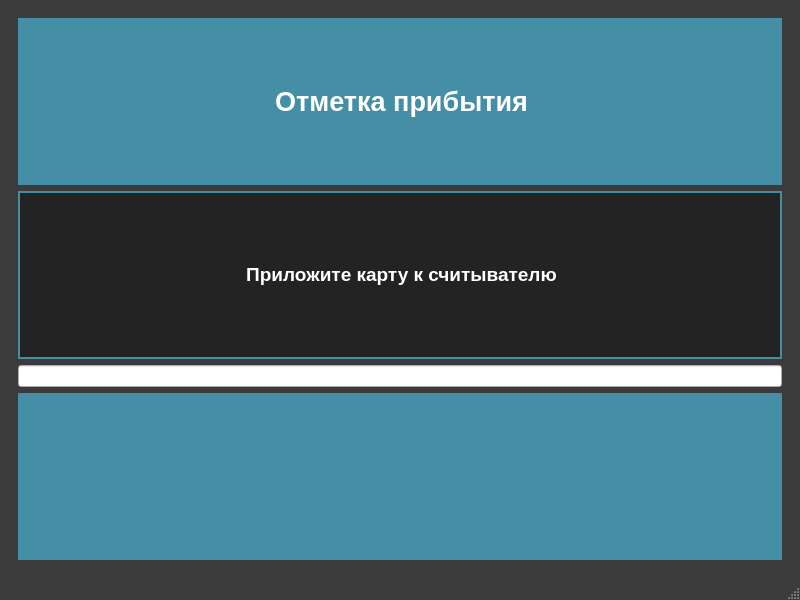
krsnvss/beetstock, file uis/arrivalPoint.ui: the form before one commit.
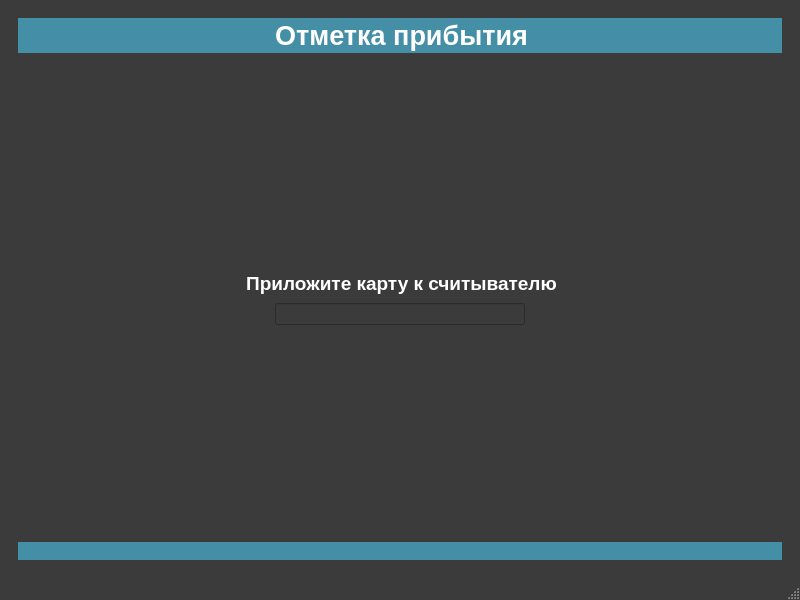
The form after the commit. Icons and pictures are not drawn.

Diff of the .ui file:
```diff
--- a/uis/arrivalPoint.ui
+++ b/uis/arrivalPoint.ui
@@ -26,149 +26,10 @@
 	color:#ffffff;
 	border-color:#ffffff;
 }
-QTableView{
-	background-color:#ffffff;
-	alternate-background-color:#e2e2e2;
-	color:#3a3b3a;
-	border-style:solid;
-	border-color:#ffffff;
-	border-width:0px;
-	selection-color:#ffffff;
-	selection-background-color:#54b0cb;
-}
-QHeaderView::section{
-    background-color:#448fa6;
-	color:#ffffff;
-	font:bold;
-	height:40px;
-	border: #ffffff;
-	border-style:solid;
-	border-width:0px;
-}
-QComboBox{
-	background-color:#ffffff;
-	border-style:solid;
-	border-width:2px;
-	border-color:#ffffff;
-	color:#3a3b3a;
-	width:50px;
-	height:30px;
-	font:bold;
-	padding-left:5px
-}
-QComboBox QAbstractItemView {
-	background-color:#ffffff;
-	color:#3a3b3a;
-    border: 2px solid #ffffff;
-	padding-left:2px;
-	padding-right:2px;
-	padding-top:2px;
-	padding-bottom:2px
-}
-QComboBox::drop-down {
-   width: 24px;
-   border: 2px;
-}
-QComboBox::down-arrow {
-    image: url(&quot;./res/if_chevron-left.png&quot;);
-    width: 16px;
-    height: 16px;
-}
-QComboBox::down-arrow::hover {
-    image: url(&quot;./res/if_chevron-down.png&quot;);
-    width: 16px;
-    height: 16px;
-}
-QDateEdit{
-	background-color:#ffffff;
-	border-style:solid;
-	border-width:2px;
-	border-color:#ffffff;
-	color:#3a3b3a;
-	width:150px;
-	height:30px;
-	font:bold;
-	padding-left:5px
-}
-QDateEdit QAbstractItemView {
-	background-color:#ffffff;
-	color:#3a3b3a;;
-}
-QDateEdit::drop-down {
-   width: 24px;
-   border: 2px;
-}
-QDateEdit::down-arrow {
-    image: url(&quot;./res/if_chevron-left.png&quot;);
-    width: 16px;
-    height: 16px;
-}
-QDateEdit::down-arrow::hover {
-    image: url(&quot;./res/if_chevron-down.png&quot;);
-    width: 16px;
-    height: 16px;
-}
-QMenuBar{
-	background-color:#3a3b3a;
-	color:#ffffff;
-	selection-color:#54b0cb;
-	font:bold
-}
-QMenuBar::item::selected{
-	background-color:#54b0cb;
-	color:#ffffff;
-	font:bold;
-	padding-left:2px
-}
 QToolBar{
 	background-color:#3a3b3a;
 	color:#ffffff;
 }
-QMenu {
-	background-color:#3a3b3a;
-	color:#ffffff;
-	font:bold;
-	padding-left:2px;
-}
-QMenu::hover {
-    background-color: #448fa6;
-    color:#3a3b3a;
-	font:bold
-}
-QMenu::item {
-    background-color:#3a3b3a;
-	color:#ffffff;
-}
-QMenu::item::selected{
-	background-color:#54b0cb;
-	color:#ffffff;
-	padding-left:10px;
-}
-QTabWidget{
-	background-color:#3a3b3a;
-	color:#ffffff;
-	border-color:#ffffff;
-}
-QTabBar::tab:right:selected{
-    background-color:#448fa6;
-	color:#ffffff;
-	font:bold;
-	height:60px;
-	width: 30px;
-	border: #448fa6;
-	border-style:solid;
-	border-width:2px;
-}
-QTabBar::tab:right:!selected{
-    background-color:#3a3b3a;
-	color:#ffffff;
-	font:bold;
-	height:60px;
-	width: 30px;
-	border: #448fa6;
-	border-style:solid;
-	border-width:2px;
-}
 QLabel{
 	background-color:#448fa6;
 	color:#ffffff;
@@ -177,40 +38,35 @@
 	border: #448fa6;
 	border-style:solid;
 	border-width:2px;
+}
+QLineEdit{
+	background-color:#3a3b3a;
+	color:#ffffff;
+	border-color:#3a3b3a;
 }</string>
   </property>
   <widget class="QWidget" name="centralwidget">
    <layout class="QHBoxLayout" name="horizontalLayout">
     <item>
      <widget class="QStackedWidget" name="stackedWidget">
+      <property name="styleSheet">
+       <string notr="true">QLabel{
+	background-color:rgb(255, 0, 0);
+	color:rgb(255, 255, 255);
+	font-weight:bold;
+	border-color:rgb(255, 0, 0);
+}</string>
+      </property>
       <property name="currentIndex">
        <number>0</number>
       </property>
       <widget class="QWidget" name="inputPage">
-       <layout class="QVBoxLayout" name="verticalLayout">
-        <item>
-         <widget class="QLabel" name="headerLabel">
-          <property name="text">
-           <string>&lt;html&gt;&lt;head/&gt;&lt;body&gt;&lt;p align=&quot;center&quot;&gt;&lt;span style=&quot; font-size:20pt; font-weight:600; color:#ffffff;&quot;&gt;Отметка прибытия&lt;/span&gt;&lt;/p&gt;&lt;/body&gt;&lt;/html&gt;</string>
-          </property>
-         </widget>
-        </item>
-        <item>
-         <widget class="QLabel" name="middleLabel">
-          <property name="styleSheet">
-           <string notr="true">QLabel{
-	background-color:rgb(35, 35, 35);
-	color:rgb(255, 255, 255);
-	font-weight:bold
-}</string>
-          </property>
-          <property name="text">
-           <string>&lt;html&gt;&lt;head/&gt;&lt;body&gt;&lt;p align=&quot;center&quot;&gt;&lt;span style=&quot; font-size:14pt;&quot;&gt;Приложите карту к считывателю&lt;/span&gt;&lt;/p&gt;&lt;/body&gt;&lt;/html&gt;</string>
-          </property>
-         </widget>
-        </item>
-        <item>
+       <layout class="QGridLayout" name="gridLayout">
+        <item row="3" column="1">
          <widget class="QLineEdit" name="rfidInput">
+          <property name="styleSheet">
+           <string notr="true"/>
+          </property>
           <property name="echoMode">
            <enum>QLineEdit::Password</enum>
           </property>
@@ -219,8 +75,104 @@
           </property>
          </widget>
         </item>
-        <item>
+        <item row="4" column="1">
+         <spacer name="verticalSpacer_4">
+          <property name="orientation">
+           <enum>Qt::Vertical</enum>
+          </property>
+          <property name="sizeHint" stdset="0">
+           <size>
+            <width>20</width>
+            <height>40</height>
+           </size>
+          </property>
+         </spacer>
+        </item>
+        <item row="1" column="1">
+         <spacer name="verticalSpacer_5">
+          <property name="orientation">
+           <enum>Qt::Vertical</enum>
+          </property>
+          <property name="sizeHint" stdset="0">
+           <size>
+            <width>20</width>
+            <height>40</height>
+           </size>
+          </property>
+         </spacer>
+        </item>
+        <item row="3" column="0">
+         <spacer name="horizontalSpacer">
+          <property name="orientation">
+           <enum>Qt::Horizontal</enum>
+          </property>
+          <property name="sizeHint" stdset="0">
+           <size>
+            <width>40</width>
+            <height>20</height>
+           </size>
+          </property>
+         </spacer>
+        </item>
+        <item row="3" column="2">
+         <spacer name="horizontalSpacer_2">
+          <property name="orientation">
+           <enum>Qt::Horizontal</enum>
+          </property>
+          <property name="sizeHint" stdset="0">
+           <size>
+            <width>40</width>
+            <height>20</height>
+           </size>
+          </property>
+         </spacer>
+        </item>
+        <item row="2" column="0" colspan="3">
+         <widget class="QLabel" name="middleLabel">
+          <property name="styleSheet">
+           <string notr="true">QLabel{
+	font-weight:bold;
+	background-color:#3a3b3a;
+	color:#ffffff;
+	border-color:#3a3b3a;
+}</string>
+          </property>
+          <property name="text">
+           <string>&lt;html&gt;&lt;head/&gt;&lt;body&gt;&lt;p align=&quot;center&quot;&gt;&lt;span style=&quot; font-size:14pt;&quot;&gt;Приложите карту к считывателю&lt;/span&gt;&lt;/p&gt;&lt;/body&gt;&lt;/html&gt;</string>
+          </property>
+         </widget>
+        </item>
+        <item row="0" column="0" colspan="3">
+         <widget class="QLabel" name="headerLabel">
+          <property name="styleSheet">
+           <string notr="true">QLabel{
+	background-color:#448fa6;
+	color:#ffffff;
+	height:60px;
+	width: 30px;
+	border: #448fa6;
+	border-style:solid;
+	border-width:2px;
+}</string>
+          </property>
+          <property name="text">
+           <string>&lt;html&gt;&lt;head/&gt;&lt;body&gt;&lt;p align=&quot;center&quot;&gt;&lt;span style=&quot; font-size:20pt; font-weight:600; color:#ffffff;&quot;&gt;Отметка прибытия&lt;/span&gt;&lt;/p&gt;&lt;/body&gt;&lt;/html&gt;</string>
+          </property>
+         </widget>
+        </item>
+        <item row="5" column="0" colspan="3">
          <widget class="QLabel" name="bottomLabel">
+          <property name="styleSheet">
+           <string notr="true">QLabel{
+	background-color:#448fa6;
+	color:#ffffff;
+	height:60px;
+	width: 30px;
+	border: #448fa6;
+	border-style:solid;
+	border-width:2px;
+}</string>
+          </property>
           <property name="text">
            <string/>
           </property>
```
Left out of the diff: 130 changed lines with no effect on the pictures.
